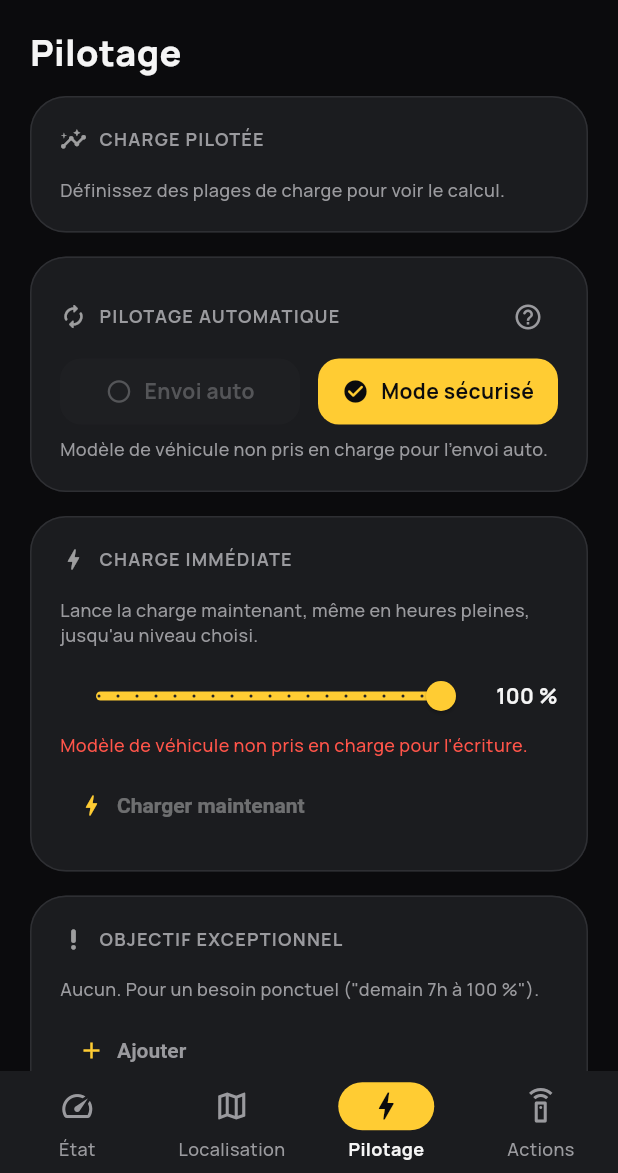
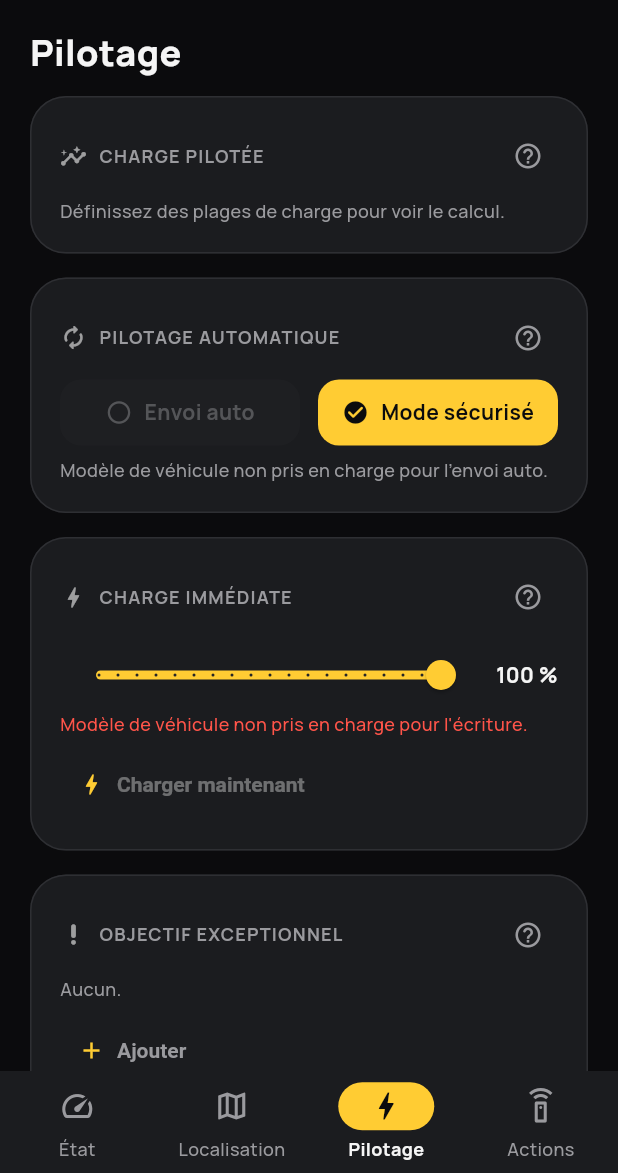
Before and after one commit to UlricGenievre/myauto-pilot, a Flutter app: the HomeScreen screen opened directly, item 3 of the bottom bar chosen, on a phone screen of 412 x 824 dp, the part 63-1236 px from its top. Run offline on Flutter 3.47's test engine with Material 3 defaults, Android fonts, the phone set to English and light mode, and no system bars; our stand-ins replace dio, flutter_local_notifications, flutter_map, flutter_riverpod, flutter_secure_storage, latlong2 and 2 more; missing offline and left inert: android_alarm_manager_plus; accounts and stored records are empty.

Commit message:
Aide "?" generalisee aux cartes avec explications
DashboardCard accepte un texte d'aide : bouton "?" a droite du titre,
explication affichee sous le titre a la demande. Les explications passent
dans l'aide, les informations d'etat restent visibles.

Cartes concernees : Pilotage automatique (mecanisme commun), Charge
immediate, Objectif exceptionnel, Plage de charge (Dans la voiture),
Plages de charge, Agendas d'objectifs, Batterie et charge, Seuils de
charge (sous-titres retires ; rappel visible seulement si capacite ou
puissance manquent), Programme dedie, Envoi a la voiture, Cles Renault.
Nouvelle aide pour Charge pilotee (sens de "En vigueur", des etats
d'envoi et de "Modifie hors app").

Co-Authored-By: Claude Opus 5.5 <noreply@anthropic.com>

```diff
--- a/lib/core/widgets/dashboard_card.dart
+++ b/lib/core/widgets/dashboard_card.dart
@@ -1,10 +1,24 @@
 import 'package:flutter/material.dart';
+
+import '../theme/app_theme.dart';
 
 /// Conteneur standard des ecrans dashboard : reprend le CardTheme (fond
 /// anthracite, coins arrondis, liseret) avec un padding et un titre
 /// optionnels pour eviter de repeter cette structure sur chaque ecran.
-class DashboardCard extends StatelessWidget {
-  const DashboardCard({super.key, this.title, this.icon, required this.child, this.padding, this.trailing});
+///
+/// [help] : explication de la carte, masquee par defaut et affichee sous le
+/// titre par le bouton "?" (necessite [title]). Les informations d'etat
+/// (valeurs, alertes, erreurs) restent dans [child].
+class DashboardCard extends StatefulWidget {
+  const DashboardCard({
+    super.key,
+    this.title,
+    this.icon,
+    required this.child,
+    this.padding,
+    this.trailing,
+    this.help,
+  });
 
   final String? title;
   final IconData? icon;
@@ -14,36 +28,72 @@ class DashboardCard extends StatelessWidget {
   /// Action a droite du titre (ex. bouton de personnalisation).
   final Widget? trailing;
 
+  /// Paragraphes separes par une ligne vide.
+  final String? help;
+
+  @override
+  State<DashboardCard> createState() => _DashboardCardState();
+}
+
+class _DashboardCardState extends State<DashboardCard> {
+  var _showHelp = false;
+
   @override
   Widget build(BuildContext context) {
+    final title = widget.title;
+    final help = widget.help;
+    final hasActions = widget.trailing != null || help != null;
     return Card(
       child: Padding(
-        padding: padding ?? const EdgeInsets.all(20),
+        padding: widget.padding ?? const EdgeInsets.all(20),
         child: Column(
           crossAxisAlignment: CrossAxisAlignment.start,
           children: [
             if (title != null) ...[
               Row(
                 children: [
-                  if (icon != null) ...[
-                    Icon(icon, size: 18, color: Theme.of(context).colorScheme.onSurface.withValues(alpha: 0.6)),
+                  if (widget.icon != null) ...[
+                    Icon(widget.icon, size: 18, color: Theme.of(context).colorScheme.onSurface.withValues(alpha: 0.6)),
                     const SizedBox(width: 8),
                   ],
-                  Text(
-                    title!.toUpperCase(),
-                    style: const TextStyle(
-                      fontSize: 12,
-                      fontWeight: FontWeight.w700,
-                      letterSpacing: 0.8,
-                      color: Color(0xFF9A9A9E),
+                  Expanded(
+                    child: Text(
+                      title.toUpperCase(),
+                      style: const TextStyle(
+                        fontSize: 12,
+                        fontWeight: FontWeight.w700,
+                        letterSpacing: 0.8,
+                        color: AppColors.textSecondary,
+                      ),
                     ),
                   ),
-                  if (trailing != null) ...[const Spacer(), trailing!],
+                  if (widget.trailing != null) widget.trailing!,
+                  if (help != null)
+                    IconButton(
+                      icon: Icon(
+                        _showHelp ? Icons.help_rounded : Icons.help_outline_rounded,
+                        size: 20,
+                        color: AppColors.textSecondary,
+                      ),
+                      tooltip: _showHelp ? 'Masquer l\'aide' : 'Aide',
+                      visualDensity: VisualDensity.compact,
+                      onPressed: () => setState(() => _showHelp = !_showHelp),
+                    ),
                 ],
               ),
-              SizedBox(height: trailing != null ? 8 : 16),
+              SizedBox(height: hasActions ? 8 : 16),
+              if (help != null && _showHelp) ...[
+                for (final paragraph in help.split('\n\n')) ...[
+                  Text(
+                    paragraph,
+                    style: const TextStyle(fontSize: 12, color: AppColors.textSecondary, fontWeight: FontWeight.w500),
+                  ),
+                  const SizedBox(height: 6),
+                ],
+                const SizedBox(height: 8),
+              ],
             ],
-            child,
+            widget.child,
           ],
         ),
       ),
--- a/lib/features/charge_plan/cards/agendas_card.dart
+++ b/lib/features/charge_plan/cards/agendas_card.dart
@@ -19,11 +19,10 @@ class AgendasCard extends StatelessWidget {
     return DashboardCard(
       title: 'Agendas d\'objectifs',
       icon: Icons.event_repeat_outlined,
+      help: 'Un seul agenda actif à la fois. Touchez la pastille pour l\'activer.',
       child: Column(
         crossAxisAlignment: CrossAxisAlignment.start,
         children: [
-          const Text('Un seul agenda actif à la fois. Touchez la pastille pour l\'activer.', style: hintStyle),
-          const SizedBox(height: 8),
           for (final agenda in config.agendas)
             ListTile(
               contentPadding: EdgeInsets.zero,
--- a/lib/features/charge_plan/cards/auto_pilot_card.dart
+++ b/lib/features/charge_plan/cards/auto_pilot_card.dart
@@ -14,8 +14,8 @@ import '../charge_plan_pickers.dart';
 import '../charge_plan_providers.dart';
 
 /// Boutons du pilotage (envoi auto, mode securise) et etat d'execution :
-/// prochain envoi, confirmation en attente, dernier resultat. Le "?"
-/// affiche l'explication de chaque bouton.
+/// prochain envoi, confirmation en attente, dernier resultat. L'aide ("?")
+/// explique chaque bouton.
 class AutoPilotCard extends ConsumerStatefulWidget {
   const AutoPilotCard({super.key, required this.config, required this.controller});
 
@@ -27,8 +27,6 @@ class AutoPilotCard extends ConsumerStatefulWidget {
 }
 
 class _AutoPilotCardState extends ConsumerState<AutoPilotCard> {
-  var _help = false;
-
   @override
   Widget build(BuildContext context) {
     final config = widget.config;
@@ -57,12 +55,12 @@ class _AutoPilotCardState extends ConsumerState<AutoPilotCard> {
     return DashboardCard(
       title: 'Pilotage automatique',
       icon: Icons.autorenew_rounded,
-      trailing: IconButton(
-        icon: Icon(_help ? Icons.help_rounded : Icons.help_outline_rounded, size: 20, color: AppColors.textSecondary),
-        tooltip: _help ? 'Masquer l\'aide' : 'Aide',
-        visualDensity: VisualDensity.compact,
-        onPressed: () => setState(() => _help = !_help),
-      ),
+      help: 'Envoi auto des plages : la plage est envoyée à la voiture $leadText avant chaque plage d\'heures '
+          'creuses.\n\n'
+          '${support.forcesSafeMode ? 'Mode sécurisé : obligatoire tant que votre modèle n\'est pas vérifié, chaque '
+              'envoi attend votre confirmation.' : 'Mode sécurisé : chaque envoi est proposé par notification et n\'est '
+              'fait qu\'après votre confirmation. Il s\'applique aussi à la charge immédiate (confirmation dans '
+              'l\'app).'}',
       child: Column(
         crossAxisAlignment: CrossAxisAlignment.start,
         children: [
@@ -90,25 +88,9 @@ class _AutoPilotCardState extends ConsumerState<AutoPilotCard> {
             const SizedBox(height: 8),
             Text(blocker, style: hintStyle),
           ],
-          if (support.forcesSafeMode && !_help) ...[
+          if (support.forcesSafeMode) ...[
             const SizedBox(height: 8),
             const Text('Mode sécurisé imposé tant que votre modèle n\'est pas vérifié.', style: hintStyle),
-          ],
-          if (_help) ...[
-            const SizedBox(height: 12),
-            Text(
-              'Envoi auto des plages : la plage est envoyée à la voiture $leadText avant chaque plage d\'heures creuses.',
-              style: hintStyle,
-            ),
-            const SizedBox(height: 6),
-            Text(
-              support.forcesSafeMode
-                  ? 'Mode sécurisé : obligatoire tant que votre modèle n\'est pas vérifié, chaque envoi attend votre '
-                      'confirmation.'
-                  : 'Mode sécurisé : chaque envoi est proposé par notification et n\'est fait qu\'après votre '
-                      'confirmation. Il s\'applique aussi à la charge immédiate (confirmation dans l\'app).',
-              style: hintStyle,
-            ),
           ],
           if (config.enabled && pilotSupported) ...[
             _PermissionWarnings(safeMode: config.effectiveSafeMode),
--- a/lib/features/charge_plan/cards/battery_card.dart
+++ b/lib/features/charge_plan/cards/battery_card.dart
@@ -6,7 +6,6 @@ import '../../../core/models/charge_plan_config.dart';
 import '../../../core/theme/app_theme.dart';
 import '../../../core/widgets/dashboard_card.dart';
 import '../../vehicle_status/vehicle_status_providers.dart';
-import '../charge_plan_pickers.dart';
 import '../charge_plan_providers.dart';
 
 class BatteryCard extends ConsumerStatefulWidget {
@@ -75,11 +74,11 @@ class _BatteryCardState extends ConsumerState<BatteryCard> {
     return DashboardCard(
       title: 'Batterie et charge',
       icon: Icons.battery_charging_full_rounded,
+      help: 'Sert à vérifier si une plage suffit pour atteindre l\'objectif, et à calculer les seuils et la '
+          'charge immédiate.',
       child: Column(
         crossAxisAlignment: CrossAxisAlignment.start,
         children: [
-          const Text('Sert à vérifier si une plage suffit pour atteindre l\'objectif.', style: hintStyle),
-          const SizedBox(height: 12),
           Row(
             children: [
               Expanded(
--- a/lib/features/charge_plan/cards/dedicated_program_card.dart
+++ b/lib/features/charge_plan/cards/dedicated_program_card.dart
@@ -21,6 +21,7 @@ class DedicatedProgramCard extends ConsumerWidget {
     return DashboardCard(
       title: 'Programme dédié',
       icon: Icons.schedule_outlined,
+      help: 'Le programme que l\'app pourra modifier (heure « prête à »). Les autres ne seront jamais touchés.',
       child: asyncSchedule.when(
         loading: () => const SizedBox(height: 60, child: Center(child: CircularProgressIndicator())),
         error: (error, _) => Text('Erreur : $error', style: const TextStyle(color: AppColors.error)),
@@ -31,11 +32,6 @@ class DedicatedProgramCard extends ConsumerWidget {
           return Column(
             crossAxisAlignment: CrossAxisAlignment.start,
             children: [
-              const Text(
-                'Le programme que l\'app pourra modifier (heure "prête à"). Les autres ne seront jamais touchés.',
-                style: hintStyle,
-              ),
-              const SizedBox(height: 4),
               RadioGroup<int>(
                 groupValue: config.dedicatedProgramIndex,
                 onChanged: (index) {
--- a/lib/features/charge_plan/cards/immediate_charge_card.dart
+++ b/lib/features/charge_plan/cards/immediate_charge_card.dart
@@ -48,6 +48,12 @@ class _ImmediateChargeCardState extends ConsumerState<ImmediateChargeCard> {
     return DashboardCard(
       title: 'Charge immédiate',
       icon: Icons.bolt_rounded,
+      help: 'Lance la charge maintenant, même en heures pleines, jusqu\'au niveau choisi, que l\'envoi auto soit '
+          'actif ou non.\n\n'
+          'À la fin, ou en appuyant sur Arrêter, la voiture retrouve sa plage d\'heures creuses (envoi auto actif) '
+          'ou ses réglages d\'avant. Si la charge atteint la plage d\'heures creuses suivante, elle se prolonge '
+          'jusqu\'à sa fin.\n\n'
+          'Mode sécurisé : une confirmation est demandée avant le lancement.',
       child: Column(
         crossAxisAlignment: CrossAxisAlignment.start,
         children: [
@@ -125,8 +131,6 @@ class _ImmediateChargeCardState extends ConsumerState<ImmediateChargeCard> {
                                     : null;
 
     return [
-      const Text('Lance la charge maintenant, même en heures pleines, jusqu\'au niveau choisi.', style: hintStyle),
-      const SizedBox(height: 8),
       PercentSlider(value: _target, onChanged: (p) => setState(() => _target = p)),
       Text(
         blocker ??
--- a/lib/features/charge_plan/cards/one_off_card.dart
+++ b/lib/features/charge_plan/cards/one_off_card.dart
@@ -21,16 +21,16 @@ class OneOffCard extends StatelessWidget {
     return DashboardCard(
       title: 'Objectif exceptionnel',
       icon: Icons.priority_high_rounded,
+      help: 'Pour un besoin ponctuel (« demain 7h à 100 % »). Il remplace l\'objectif de l\'agenda ce jour-là, '
+          'puis s\'efface.',
       child: Column(
         crossAxisAlignment: CrossAxisAlignment.start,
         children: [
           if (isActive) ...[
             Text('Prête ${formatDayTime(oneOff.readyAt)} à ${oneOff.targetPercent} %${oneOff.climate ? ', climatisée à ${oneOff.climateTemperature} °C' : ''}',
                 style: const TextStyle(fontWeight: FontWeight.w700)),
-            const SizedBox(height: 4),
-            const Text('Remplace l\'objectif de l\'agenda ce jour-là, puis s\'efface.', style: hintStyle),
           ] else
-            const Text('Aucun. Pour un besoin ponctuel ("demain 7h à 100 %").', style: hintStyle),
+            const Text('Aucun.', style: hintStyle),
           const SizedBox(height: 8),
           Row(
             children: [
--- a/lib/features/charge_plan/cards/preview_card.dart
+++ b/lib/features/charge_plan/cards/preview_card.dart
@@ -26,6 +26,14 @@ class PreviewCard extends ConsumerWidget {
     return DashboardCard(
       title: 'Charge pilotée',
       icon: Icons.insights_outlined,
+      help: 'En vigueur : ce qui est dans la voiture en ce moment, plage d\'heures creuses calculée par l\'app ou '
+          'charge immédiate. Envoyé à : heure réelle de l\'envoi. À renvoyer : un changement de paramétrage (objectif '
+          'ajouté ou retiré…) a modifié la plage, elle est renvoyée (ou proposée) au prochain passage du pilote. À confirmer : voir la '
+          'notification (mode sécurisé).\n\n'
+          'Modifié hors app : la plage de la voiture a été changée ailleurs (MyRenault…). Renvoyer remet celle de '
+          'l\'app ; sinon, elle reste jusqu\'au prochain envoi prévu.\n\n'
+          'Prochain envoi : la plage suivante et l\'heure à laquelle elle sera envoyée, calculées avec le niveau de '
+          'batterie actuel.',
       child: view.isEmpty && upcoming == null
           ? const Text('Définissez des plages de charge pour voir le calcul.', style: hintStyle)
           : Column(
```
Also changed, not shown: lib/features/auth/renault_keys_card.dart (+2 -5 lines), lib/features/charge_plan/cards/calendar_card.dart (+3 -8 lines), lib/features/charge_plan/cards/charge_thresholds_card.dart (+8 -12 lines), lib/features/charge_plan/cards/push_settings_card.dart (+4 -7 lines), lib/features/schedule/vehicle_schedule_cards.dart (+1 -6 lines).
